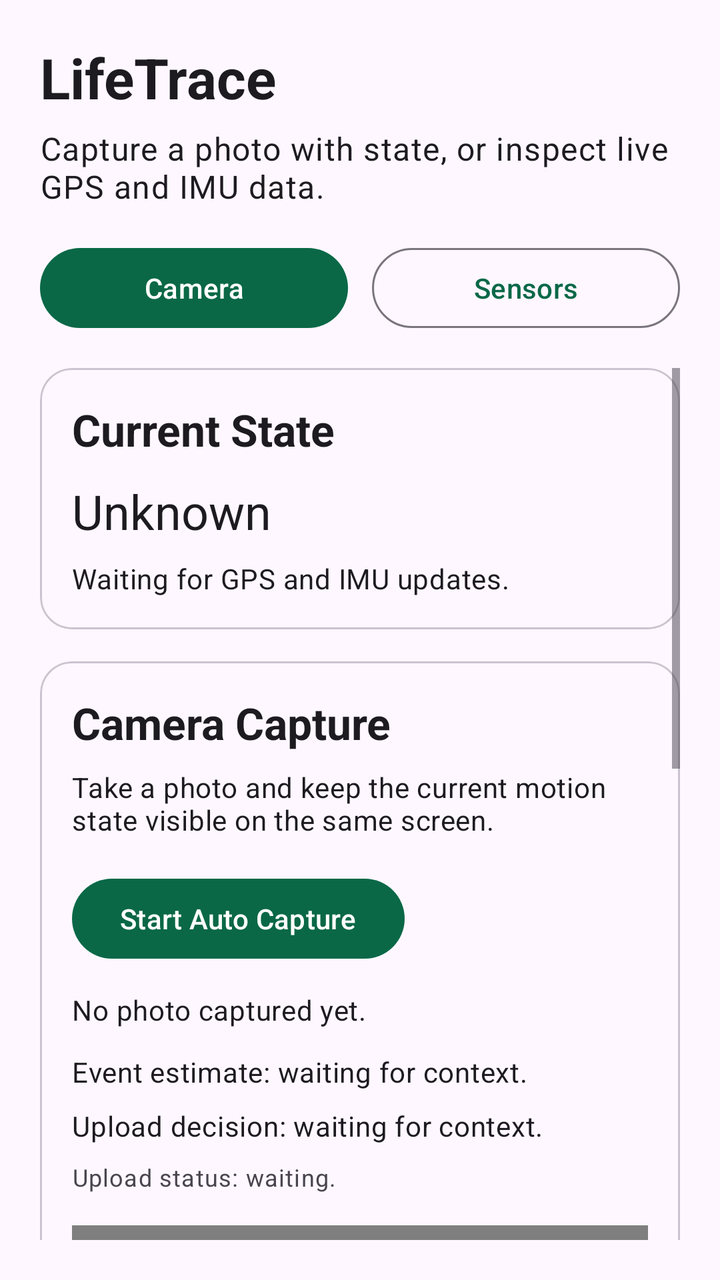
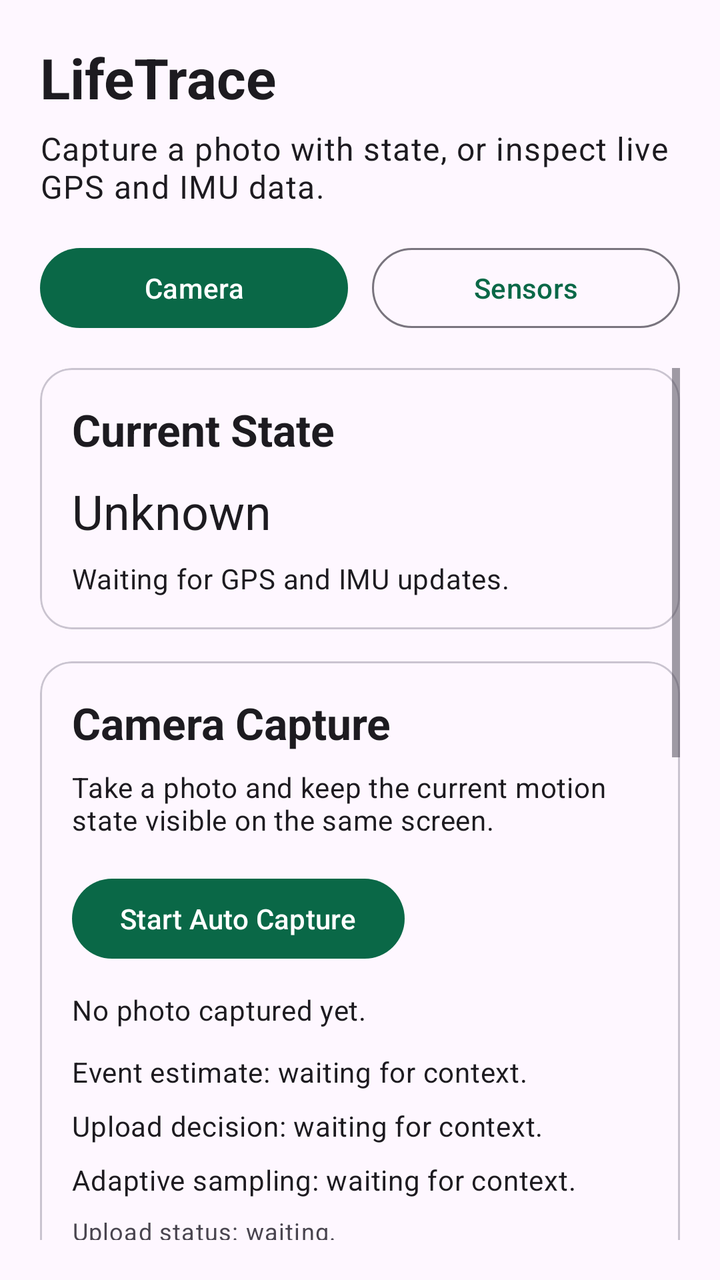

The first picture is an Android layout as it rendered before a commit; the second is the same layout after the commit. The layout source and the unified diff follow.
<!-- AndroidManifest.xml: application theme Theme.SensorCollector -->
<!-- res/layout/activity_main.xml -->
<?xml version="1.0" encoding="utf-8"?>
<LinearLayout xmlns:android="http://schemas.android.com/apk/res/android"
    xmlns:app="http://schemas.android.com/apk/res-auto"
    android:layout_width="match_parent"
    android:layout_height="match_parent"
    android:orientation="vertical"
    android:padding="20dp">

    <TextView
        android:id="@+id/titleText"
        android:layout_width="wrap_content"
        android:layout_height="wrap_content"
        android:text="@string/app_name"
        android:textAppearance="@style/TextAppearance.Material3.HeadlineMedium"
        android:textStyle="bold" />

    <TextView
        android:layout_width="wrap_content"
        android:layout_height="wrap_content"
        android:layout_marginTop="6dp"
        android:text="@string/app_subtitle"
        android:textAppearance="@style/TextAppearance.Material3.BodyLarge" />

    <LinearLayout
        android:layout_width="match_parent"
        android:layout_height="wrap_content"
        android:layout_marginTop="16dp"
        android:orientation="horizontal">

        <com.google.android.material.button.MaterialButton
            android:id="@+id/cameraTabButton"
            style="@style/Widget.Material3.Button"
            android:layout_width="0dp"
            android:layout_height="wrap_content"
            android:layout_weight="1"
            android:text="@string/camera_page_tab" />

        <com.google.android.material.button.MaterialButton
            android:id="@+id/dataTabButton"
            style="@style/Widget.Material3.Button.OutlinedButton"
            android:layout_width="0dp"
            android:layout_height="wrap_content"
            android:layout_marginStart="12dp"
            android:layout_weight="1"
            android:text="@string/data_page_tab" />
    </LinearLayout>

    <ScrollView
        android:id="@+id/cameraPage"
        android:layout_width="match_parent"
        android:layout_height="0dp"
        android:layout_marginTop="16dp"
        android:layout_weight="1"
        android:fillViewport="true">

        <LinearLayout
            android:layout_width="match_parent"
            android:layout_height="wrap_content"
            android:orientation="vertical">

            <com.google.android.material.card.MaterialCardView
                android:layout_width="match_parent"
                android:layout_height="wrap_content"
                app:cardCornerRadius="16dp">

                <LinearLayout
                    android:layout_width="match_parent"
                    android:layout_height="wrap_content"
                    android:orientation="vertical"
                    android:padding="16dp">

                    <TextView
                        android:layout_width="wrap_content"
                        android:layout_height="wrap_content"
                        android:text="@string/current_state_title"
                        android:textAppearance="@style/TextAppearance.Material3.TitleLarge"
                        android:textStyle="bold" />

                    <TextView
                        android:id="@+id/currentStateValue"
                        android:layout_width="wrap_content"
                        android:layout_height="wrap_content"
                        android:layout_marginTop="10dp"
                        android:text="@string/activity_state_unknown"
                        android:textAppearance="@style/TextAppearance.Material3.HeadlineSmall" />

                    <TextView
                        android:id="@+id/currentStateDetail"
                        android:layout_width="wrap_content"
                        android:layout_height="wrap_content"
                        android:layout_marginTop="8dp"
                        android:text="@string/current_state_waiting"
                        android:textAppearance="@style/TextAppearance.Material3.BodyMedium" />
                </LinearLayout>
            </com.google.android.material.card.MaterialCardView>

            <com.google.android.material.card.MaterialCardView
                android:layout_width="match_parent"
                android:layout_height="wrap_content"
                android:layout_marginTop="16dp"
                app:cardCornerRadius="16dp">

                <LinearLayout
                    android:layout_width="match_parent"
                    android:layout_height="wrap_content"
                    android:orientation="vertical"
                    android:padding="16dp">

                    <TextView
                        android:layout_width="wrap_content"
                        android:layout_height="wrap_content"
                        android:text="@string/camera_title"
                        android:textAppearance="@style/TextAppearance.Material3.TitleLarge"
                        android:textStyle="bold" />

                    <TextView
                        android:layout_width="wrap_content"
                        android:layout_height="wrap_content"
                        android:layout_marginTop="8dp"
                        android:text="@string/camera_subtitle"
                        android:textAppearance="@style/TextAppearance.Material3.BodyMedium" />

                    <com.google.android.material.button.MaterialButton
                        android:id="@+id/captureButton"
                        android:layout_width="wrap_content"
                        android:layout_height="wrap_content"
                        android:layout_marginTop="16dp"
                        android:text="@string/auto_capture_start" />

                    <TextView
                        android:id="@+id/cameraStatusText"
                        android:layout_width="wrap_content"
                        android:layout_height="wrap_content"
                        android:layout_marginTop="12dp"
                        android:text="@string/camera_waiting"
                        android:textAppearance="@style/TextAppearance.Material3.BodyMedium" />

                    <TextView
                        android:id="@+id/eventEstimateValue"
                        android:layout_width="wrap_content"
                        android:layout_height="wrap_content"
                        android:layout_marginTop="12dp"
                        android:text="@string/event_estimate_waiting"
                        android:textAppearance="@style/TextAppearance.Material3.BodyMedium" />

                    <TextView
                        android:id="@+id/uploadDecisionValue"
                        android:layout_width="wrap_content"
                        android:layout_height="wrap_content"
                        android:layout_marginTop="8dp"
                        android:text="@string/upload_decision_waiting"
                        android:textAppearance="@style/TextAppearance.Material3.BodyMedium" />

                    <TextView
                        android:id="@+id/uploadStatusText"
                        android:layout_width="wrap_content"
                        android:layout_height="wrap_content"
                        android:layout_marginTop="8dp"
                        android:text="@string/upload_status_waiting"
                        android:textAppearance="@style/TextAppearance.Material3.BodySmall" />

                    <androidx.camera.view.PreviewView
                        android:id="@+id/cameraPreview"
                        android:layout_width="match_parent"
                        android:layout_height="220dp"
                        android:layout_marginTop="16dp" />

                    <ImageView
                        android:id="@+id/photoPreview"
                        android:layout_width="match_parent"
                        android:layout_height="220dp"
                        android:layout_marginTop="12dp"
                        android:adjustViewBounds="true"
                        android:background="?attr/colorSurfaceVariant"
                        android:contentDescription="@string/photo_preview"
                        android:scaleType="centerCrop" />

                    <TextView
                        android:id="@+id/photoPreviewLabel"
                        android:layout_width="wrap_content"
                        android:layout_height="wrap_content"
                        android:layout_marginTop="10dp"
                        android:text="@string/photo_preview_waiting"
                        android:textAppearance="@style/TextAppearance.Material3.BodySmall" />

                    <TextView
                        android:id="@+id/exportStatusText"
                        android:layout_width="wrap_content"
                        android:layout_height="wrap_content"
                        android:layout_marginTop="10dp"
                        android:text="@string/export_status_default"
                        android:textAppearance="@style/TextAppearance.Material3.BodySmall" />
                </LinearLayout>
            </com.google.android.material.card.MaterialCardView>
        </LinearLayout>
    </ScrollView>

    <ScrollView
        android:id="@+id/dataPage"
        android:layout_width="match_parent"
        android:layout_height="0dp"
        android:layout_marginTop="16dp"
        android:layout_weight="1"
        android:fillViewport="true"
        android:visibility="gone">

        <LinearLayout
            android:layout_width="match_parent"
            android:layout_height="wrap_content"
            android:orientation="vertical">
            <com.google.android.material.button.MaterialButton
                android:id="@+id/refreshButton"
                android:layout_width="wrap_content"
                android:layout_height="wrap_content"
                android:text="@string/request_permission" />

            <TextView
                android:id="@+id/locationPermissionStatus"
                android:layout_width="wrap_content"
                android:layout_height="wrap_content"
                android:layout_marginTop="12dp"
                android:text="@string/location_permission_waiting"
                android:textAppearance="@style/TextAppearance.Material3.BodyMedium" />

            <com.google.android.material.card.MaterialCardView
                android:layout_width="match_parent"
                android:layout_height="wrap_content"
                android:layout_marginTop="20dp"
                app:cardCornerRadius="16dp">

                <LinearLayout
                    android:layout_width="match_parent"
                    android:layout_height="wrap_content"
                    android:orientation="vertical"
                    android:padding="16dp">

                    <TextView
                        android:layout_width="wrap_content"
                        android:layout_height="wrap_content"
                        android:text="@string/location_title"
                        android:textAppearance="@style/TextAppearance.Material3.TitleLarge"
                        android:textStyle="bold" />

                    <TextView
                        android:id="@+id/gpsStatus"
                        android:layout_width="wrap_content"
                        android:layout_height="wrap_content"
                        android:layout_marginTop="8dp"
                        android:text="@string/value_unavailable" />

                    <TextView
                        android:layout_width="wrap_content"
                        android:layout_height="wrap_content"
                        android:layout_marginTop="12dp"
                        android:text="@string/place_name_label" />

                    <TextView
                        android:id="@+id/placeNameValue"
                        android:layout_width="wrap_content"
                        android:layout_height="wrap_content"
                        android:text="@string/value_unavailable"
                        android:textAppearance="@style/TextAppearance.Material3.BodyLarge" />

                    <TextView
                        android:layout_width="wrap_content"
                        android:layout_height="wrap_content"
                        android:layout_marginTop="12dp"
                        android:text="@string/latitude_label" />

                    <TextView
                        android:id="@+id/latitudeValue"
                        android:layout_width="wrap_content"
                        android:layout_height="wrap_content"
                        android:text="@string/value_unavailable"
                        android:textAppearance="@style/TextAppearance.Material3.BodyLarge" />

                    <TextView
                        android:layout_width="wrap_content"
                        android:layout_height="wrap_content"
                        android:layout_marginTop="8dp"
                        android:text="@string/longitude_label" />

                    <TextView
                        android:id="@+id/longitudeValue"
                        android:layout_width="wrap_content"
                        android:layout_height="wrap_content"
                        android:text="@string/value_unavailable"
                        android:textAppearance="@style/TextAppearance.Material3.BodyLarge" />

                    <TextView
                        android:layout_width="wrap_content"
                        android:layout_height="wrap_content"
                        android:layout_marginTop="8dp"
                        android:text="@string/altitude_label" />

                    <TextView
                        android:id="@+id/altitudeValue"
                        android:layout_width="wrap_content"
                        android:layout_height="wrap_content"
                        android:text="@string/value_unavailable"
                        android:textAppearance="@style/TextAppearance.Material3.BodyLarge" />

                    <TextView
                        android:layout_width="wrap_content"
                        android:layout_height="wrap_content"
                        android:layout_marginTop="8dp"
                        android:text="@string/speed_label" />

                    <TextView
                        android:id="@+id/speedValue"
                        android:layout_width="wrap_content"
                        android:layout_height="wrap_content"
                        android:text="@string/value_unavailable"
                        android:textAppearance="@style/TextAppearance.Material3.BodyLarge" />

                    <TextView
                        android:layout_width="wrap_content"
                        android:layout_height="wrap_content"
                        android:layout_marginTop="8dp"
                        android:text="@string/bearing_label" />

                    <TextView
                        android:id="@+id/bearingValue"
                        android:layout_width="wrap_content"
                        android:layout_height="wrap_content"
                        android:text="@string/value_unavailable"
                        android:textAppearance="@style/TextAppearance.Material3.BodyLarge" />

                    <TextView
                        android:layout_width="wrap_content"
                        android:layout_height="wrap_content"
                        android:layout_marginTop="8dp"
                        android:text="@string/accuracy_label" />

                    <TextView
                        android:id="@+id/accuracyValue"
                        android:layout_width="wrap_content"
                        android:layout_height="wrap_content"
                        android:text="@string/value_unavailable"
                        android:textAppearance="@style/TextAppearance.Material3.BodyLarge" />

                    <TextView
                        android:layout_width="wrap_content"
                        android:layout_height="wrap_content"
                        android:layout_marginTop="8dp"
                        android:text="@string/provider_label" />

                    <TextView
                        android:id="@+id/providerValue"
                        android:layout_width="wrap_content"
                        android:layout_height="wrap_content"
                        android:text="@string/value_unavailable"
                        android:textAppearance="@style/TextAppearance.Material3.BodyLarge" />
                </LinearLayout>
            </com.google.android.material.card.MaterialCardView>

            <com.google.android.material.card.MaterialCardView
                android:layout_width="match_parent"
                android:layout_height="wrap_content"
                android:layout_marginTop="16dp"
                app:cardCornerRadius="16dp">

                <LinearLayout
                    android:layout_width="match_parent"
                    android:layout_height="wrap_content"
                    android:orientation="vertical"
                    android:padding="16dp">

                    <TextView
                        android:layout_width="wrap_content"
                        android:layout_height="wrap_content"
                        android:text="@string/imu_title"
                        android:textAppearance="@style/TextAppearance.Material3.TitleLarge"
                        android:textStyle="bold" />

                    <TextView
                        android:layout_width="wrap_content"
                        android:layout_height="wrap_content"
                        android:layout_marginTop="12dp"
                        android:text="@string/accelerometer_label" />

                    <TextView
                        android:id="@+id/accelerometerStatus"
                        android:layout_width="wrap_content"
                        android:layout_height="wrap_content"
                        android:text="@string/value_unavailable" />

                    <TextView
                        android:id="@+id/accelerometerValue"
                        android:layout_width="wrap_content"
                        android:layout_height="wrap_content"
                        android:layout_marginTop="4dp"
                        android:text="@string/vector_placeholder"
                        android:textAppearance="@style/TextAppearance.Material3.BodyLarge" />

                    <TextView
                        android:layout_width="wrap_content"
                        android:layout_height="wrap_content"
                        android:layout_marginTop="12dp"
                        android:text="@string/gyroscope_label" />

                    <TextView
                        android:id="@+id/gyroscopeStatus"
                        android:layout_width="wrap_content"
                        android:layout_height="wrap_content"
                        android:text="@string/value_unavailable" />

                    <TextView
                        android:id="@+id/gyroscopeValue"
                        android:layout_width="wrap_content"
                        android:layout_height="wrap_content"
                        android:layout_marginTop="4dp"
                        android:text="@string/vector_placeholder"
                        android:textAppearance="@style/TextAppearance.Material3.BodyLarge" />

                    <TextView
                        android:layout_width="wrap_content"
                        android:layout_height="wrap_content"
                        android:layout_marginTop="12dp"
                        android:text="@string/magnetometer_label" />

                    <TextView
                        android:id="@+id/magnetometerStatus"
                        android:layout_width="wrap_content"
                        android:layout_height="wrap_content"
                        android:text="@string/value_unavailable" />

                    <TextView
                        android:id="@+id/magnetometerValue"
                        android:layout_width="wrap_content"
                        android:layout_height="wrap_content"
                        android:layout_marginTop="4dp"
                        android:text="@string/vector_placeholder"
                        android:textAppearance="@style/TextAppearance.Material3.BodyLarge" />
                </LinearLayout>
            </com.google.android.material.card.MaterialCardView>
        </LinearLayout>
    </ScrollView>
</LinearLayout>
<!-- resources referenced by this layout -->
<resources>
  <string name="accelerometer_label">Accelerometer</string>
  <string name="accuracy_label">Accuracy</string>
  <string name="activity_state_unknown">Unknown</string>
  <string name="altitude_label">Altitude</string>
  <string name="app_name">LifeTrace</string>
  <string name="app_subtitle">Capture a photo with state, or inspect live GPS and IMU data.</string>
  <string name="auto_capture_start">Start Auto Capture</string>
  <string name="bearing_label">Bearing</string>
  <string name="camera_page_tab">Camera</string>
  <string name="camera_subtitle">Take a photo and keep the current motion state visible on the same screen.</string>
  <string name="camera_title">Camera Capture</string>
  <string name="camera_waiting">No photo captured yet.</string>
  <string name="current_state_title">Current State</string>
  <string name="current_state_waiting">Waiting for GPS and IMU updates.</string>
  <string name="data_page_tab">Sensors</string>
  <string name="event_estimate_waiting">Event estimate: waiting for context.</string>
  <string name="export_status_default">LSC export is waiting for the first snapshot.</string>
  <string name="gyroscope_label">Gyroscope</string>
  <string name="imu_title">IMU Data</string>
  <string name="latitude_label">Latitude</string>
  <string name="location_permission_waiting">Waiting for location permission.</string>
  <string name="location_title">GPS Data</string>
  <string name="longitude_label">Longitude</string>
  <string name="magnetometer_label">Magnetometer</string>
  <string name="photo_preview">Captured photo preview</string>
  <string name="photo_preview_waiting">No cached photo yet.</string>
  <string name="place_name_label">Place Name</string>
  <string name="provider_label">Provider</string>
  <string name="request_permission">Request GPS Permission</string>
  <string name="speed_label">Speed</string>
  <string name="upload_decision_waiting">Upload decision: waiting for context.</string>
  <string name="upload_status_waiting">Upload status: waiting.</string>
  <string name="value_unavailable">N/A</string>
  <string name="vector_placeholder">x=0.000, y=0.000, z=0.000</string>
  <style name="Theme.SensorCollector" parent="Theme.Material3.DayNight.NoActionBar">
          <item name="colorPrimary">#0A6847</item>
          <item name="colorPrimaryContainer">#9CF3C8</item>
          <item name="colorSecondary">#4C6358</item>
          <item name="android:statusBarColor" tools:targetApi="l">#0A6847</item>
      </style>
</resources>

<!-- the commit's change to res/layout/activity_main.xml (unified diff, before → after) -->
@@ -152,6 +152,14 @@
                         android:textAppearance="@style/TextAppearance.Material3.BodyMedium" />
 
                     <TextView
+                        android:id="@+id/samplingStatusValue"
+                        android:layout_width="wrap_content"
+                        android:layout_height="wrap_content"
+                        android:layout_marginTop="8dp"
+                        android:text="@string/sampling_status_waiting"
+                        android:textAppearance="@style/TextAppearance.Material3.BodyMedium" />
+
+                    <TextView
                         android:id="@+id/uploadStatusText"
                         android:layout_width="wrap_content"
                         android:layout_height="wrap_content"
<!-- resource entries referenced after the edit -->
@@ -29,6 +29,7 @@
   <string name="place_name_label">Place Name</string>
   <string name="provider_label">Provider</string>
   <string name="request_permission">Request GPS Permission</string>
+  <string name="sampling_status_waiting">Adaptive sampling: waiting for context.</string>
   <string name="speed_label">Speed</string>
   <string name="upload_decision_waiting">Upload decision: waiting for context.</string>
   <string name="upload_status_waiting">Upload status: waiting.</string>
